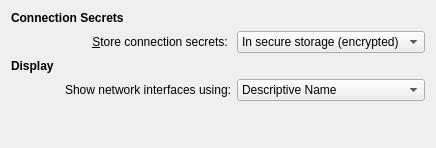
The window that settings/config/othersettings.ui (netrunner-debian-kde-extras/networkmanagement) describes before a commit, drawn with Qt 5.
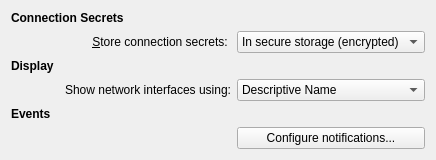
The same window after the commit.

The edit to the form file:
```diff
--- a/settings/config/othersettings.ui
+++ b/settings/config/othersettings.ui
@@ -94,7 +94,21 @@
      </item>
     </widget>
    </item>
-   <item row="4" column="1">
+   <item row="4" column="0">
+    <widget class="QLabel" name="label_5">
+     <property name="text">
+      <string>&lt;b&gt;Events&lt;/b&gt;</string>
+     </property>
+    </widget>
+   </item>
+   <item row="5" column="2">
+    <widget class="QPushButton" name="notificationsButton">
+     <property name="text">
+      <string>Configure notifications...</string>
+     </property>
+    </widget>
+   </item>
+   <item row="6" column="1">
     <spacer name="verticalSpacer">
      <property name="orientation">
       <enum>Qt::Vertical</enum>
```
